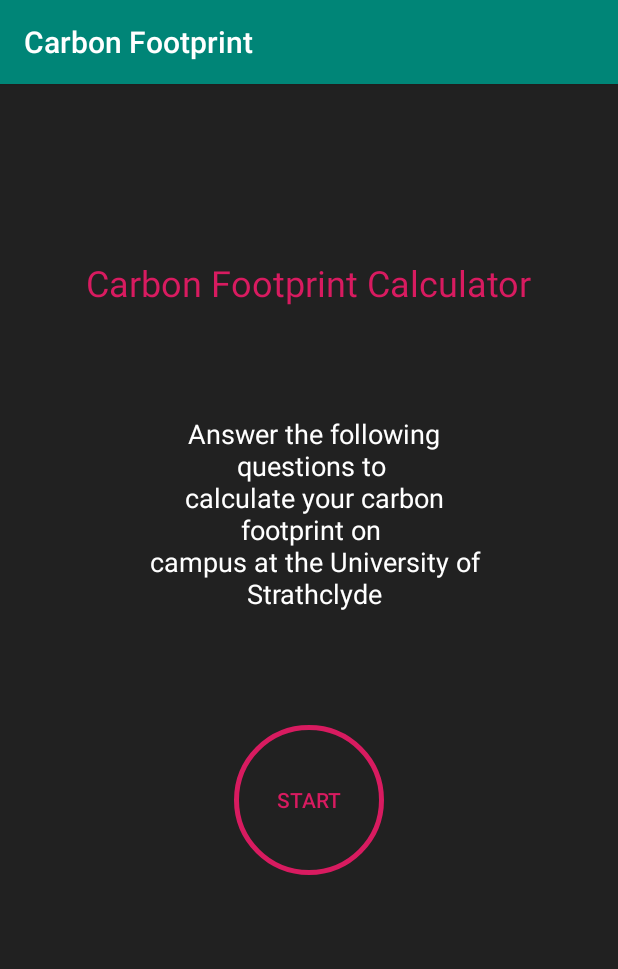
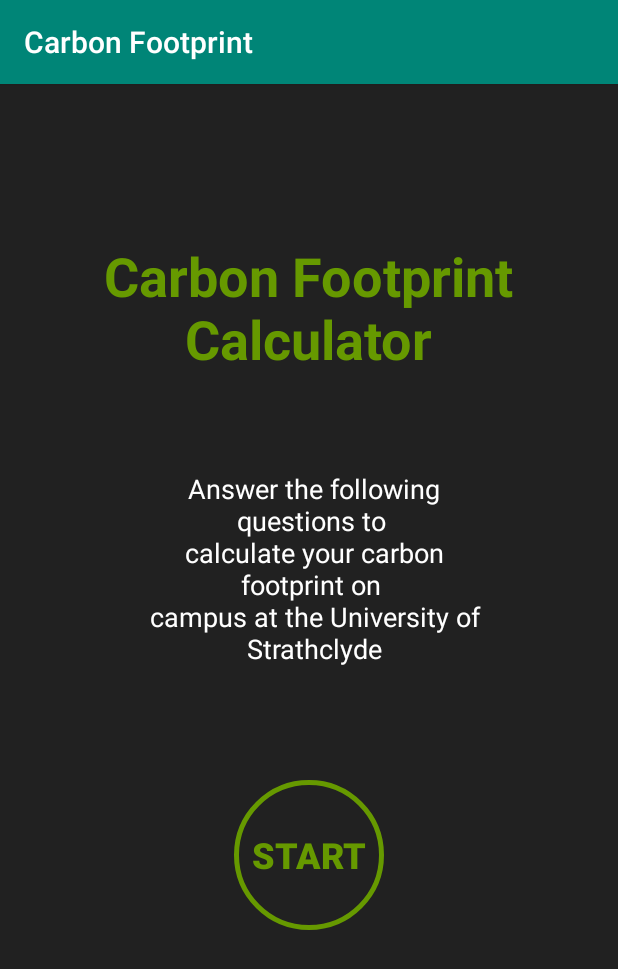
Before and after one commit to ahill993/Carbon-Footprint, an Android app: the screen it shows after launch (MainActivity), on a phone screen of 412 x 824 dp. Shown: the top 969 px of the screen. Run offline under Robolectric (Android 15) with nearby library versions, the phone set to English and light mode, and no system bars.

Commit message:
color scheme

```diff
--- a/app/src/main/res/drawable/button_border.xml
+++ b/app/src/main/res/drawable/button_border.xml
@@ -5,7 +5,7 @@
         <shape android:shape="rectangle">
             <stroke
                 android:width="3dp"
-                android:color="@color/colorAccent"/>
+                android:color="@android:color/holo_green_dark"/>
             <corners
                 android:topLeftRadius="100dp"
                 android:topRightRadius="100dp"
--- a/app/src/main/res/drawable/button_circle.xml
+++ b/app/src/main/res/drawable/button_circle.xml
@@ -2,7 +2,7 @@
 <selector xmlns:android="http://schemas.android.com/apk/res/android">
     <item>
         <shape android:shape="oval">
-            <solid android:color="@color/colorAccent"/>
+            <solid android:color="@android:color/holo_green_dark"/>
             <size android:width="200dp" android:height="200dp"/>
         </shape>
     </item>
--- a/app/src/main/res/layout/activity_main.xml
+++ b/app/src/main/res/layout/activity_main.xml
@@ -9,17 +9,18 @@
 
     <TextView
         android:id="@+id/appTitle"
-        android:layout_width="wrap_content"
-        android:layout_height="65dp"
+        android:layout_width="410dp"
+        android:layout_height="106dp"
         android:layout_marginStart="58dp"
         android:layout_marginLeft="58dp"
-        android:layout_marginTop="100dp"
+        android:layout_marginTop="96dp"
         android:layout_marginEnd="59dp"
         android:layout_marginRight="59dp"
         android:gravity="center"
         android:text="@string/appTitle"
-        android:textColor="@color/colorAccent"
-        android:textSize="24sp"
+        android:textColor="@android:color/holo_green_dark"
+        android:textSize="36sp"
+        android:textStyle="bold"
         app:layout_constraintEnd_toEndOf="parent"
         app:layout_constraintStart_toStartOf="parent"
         app:layout_constraintTop_toTopOf="parent" />
@@ -54,7 +55,9 @@
         android:background="@drawable/button_border"
         android:onClick="openSurvey"
         android:text="Start"
-        android:textColor="@color/colorAccent"
+        android:textColor="@android:color/holo_green_dark"
+        android:textSize="24sp"
+        android:textStyle="bold"
         app:layout_constraintEnd_toEndOf="parent"
         app:layout_constraintStart_toStartOf="parent"
         app:layout_constraintTop_toBottomOf="@+id/appInfo" />
```
Also changed, not shown: app/src/main/res/drawable/logos.png (added).
